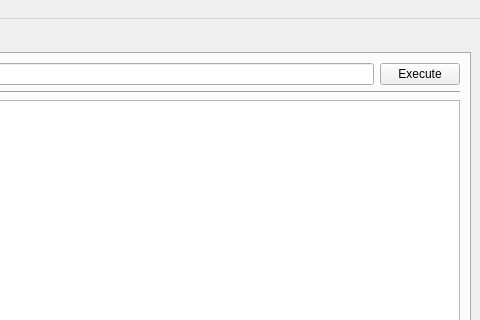
Above: mainwindow.ui from bencoepp/qt-beginner before the change; both pictures show x 208 to 688 and y 0 to 320 of the 688 by 587 pixel window. Below: the same form after it.
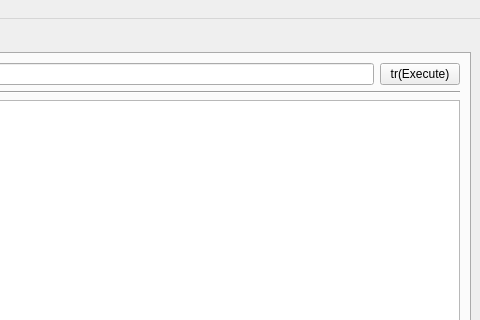
That is the form after the change.

Patch:
```diff
--- a/mainwindow.ui
+++ b/mainwindow.ui
@@ -75,7 +75,7 @@
           <item>
            <widget class="QPushButton" name="pushButton">
             <property name="text">
-             <string>Execute</string>
+             <string>tr(Execute)</string>
             </property>
            </widget>
           </item>
```
